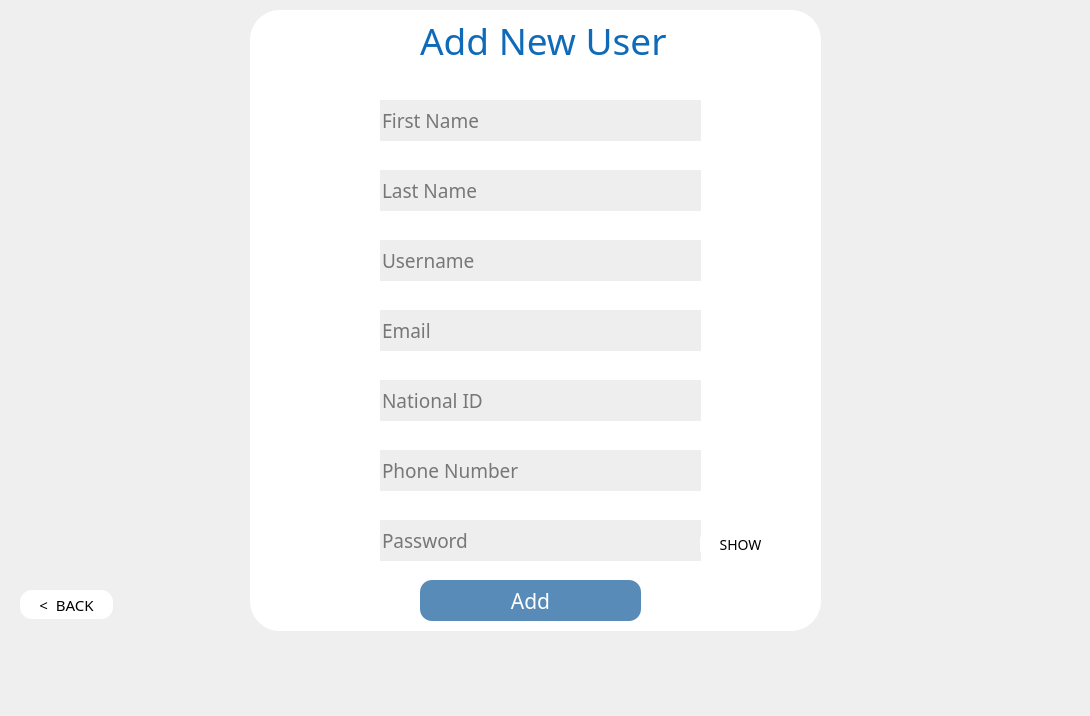
The window that wallet_proj_qt/simple_wallet/adduser.ui (Mahossam36/Smart-Wallet-System) describes before a commit, drawn with Qt 5.
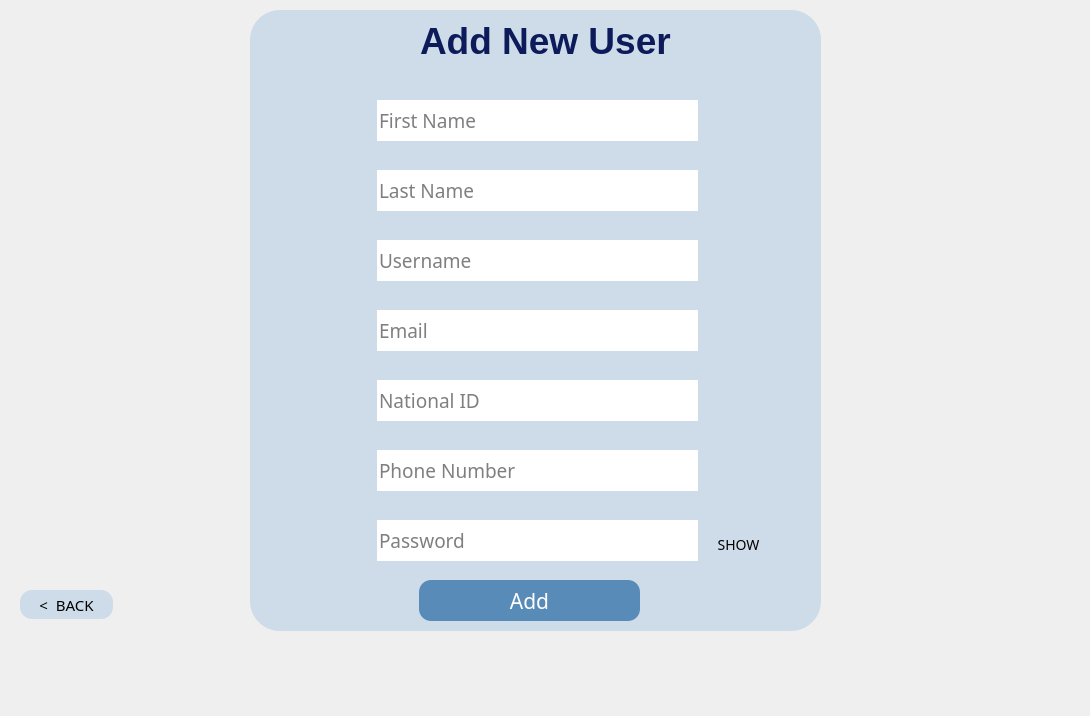
The same window after the commit. Icons and pictures are not drawn.

The edit to the form file:
```diff
--- a/wallet_proj_qt/simple_wallet/adduser.ui
+++ b/wallet_proj_qt/simple_wallet/adduser.ui
@@ -39,7 +39,7 @@
     </rect>
    </property>
    <property name="styleSheet">
-    <string notr="true">background-color: rgb(255, 255, 255);
+    <string notr="true">background-color: #cddce8;
 border-radius: 30px;         /* rounded corners */
     padding: 8px 16px;</string>
    </property>
@@ -50,7 +50,7 @@
   <widget class="QLineEdit" name="userName_add">
    <property name="geometry">
     <rect>
-     <x>380</x>
+     <x>377</x>
      <y>240</y>
      <width>321</width>
      <height>41</height>
@@ -59,28 +59,92 @@
    <property name="palette">
     <palette>
      <active>
+      <colorrole role="Button">
+       <brush brushstyle="SolidPattern">
+        <color alpha="255">
+         <red>255</red>
+         <green>255</green>
+         <blue>255</blue>
+        </color>
+       </brush>
+      </colorrole>
       <colorrole role="Base">
        <brush brushstyle="SolidPattern">
         <color alpha="255">
-         <red>238</red>
-         <green>238</green>
-         <blue>238</blue>
+         <red>255</red>
+         <green>255</green>
+         <blue>255</blue>
+        </color>
+       </brush>
+      </colorrole>
+      <colorrole role="Window">
+       <brush brushstyle="SolidPattern">
+        <color alpha="255">
+         <red>255</red>
+         <green>255</green>
+         <blue>255</blue>
         </color>
        </brush>
       </colorrole>
      </active>
      <inactive>
+      <colorrole role="Button">
+       <brush brushstyle="SolidPattern">
+        <color alpha="255">
+         <red>255</red>
+         <green>255</green>
+         <blue>255</blue>
+        </color>
+       </brush>
+      </colorrole>
       <colorrole role="Base">
        <brush brushstyle="SolidPattern">
         <color alpha="255">
-         <red>238</red>
-         <green>238</green>
-         <blue>238</blue>
+         <red>255</red>
+         <green>255</green>
+         <blue>255</blue>
+        </color>
+       </brush>
+      </colorrole>
+      <colorrole role="Window">
+       <brush brushstyle="SolidPattern">
+        <color alpha="255">
+         <red>255</red>
+         <green>255</green>
+         <blue>255</blue>
         </color>
        </brush>
       </colorrole>
      </inactive>
-     <disabled/>
+     <disabled>
+      <colorrole role="Button">
+       <brush brushstyle="SolidPattern">
+        <color alpha="255">
+         <red>255</red>
+         <green>255</green>
+         <blue>255</blue>
+        </color>
+       </brush>
+      </colorrole>
+      <colorrole role="Base">
+       <brush brushstyle="SolidPattern">
+        <color alpha="255">
+         <red>255</red>
+         <green>255</green>
+         <blue>255</blue>
+        </color>
+       </brush>
+      </colorrole>
+      <colorrole role="Window">
+       <brush brushstyle="SolidPattern">
+        <color alpha="255">
+         <red>255</red>
+         <green>255</green>
+         <blue>255</blue>
+        </color>
+       </brush>
+      </colorrole>
+     </disabled>
     </palette>
    </property>
    <property name="font">
@@ -90,6 +154,9 @@
      <bold>false</bold>
     </font>
    </property>
+   <property name="styleSheet">
+    <string notr="true">background-color:#ffffff</string>
+   </property>
    <property name="frame">
     <bool>false</bool>
    </property>
@@ -100,7 +167,7 @@
   <widget class="QLineEdit" name="firstName_add">
    <property name="geometry">
     <rect>
-     <x>380</x>
+     <x>377</x>
      <y>100</y>
      <width>321</width>
      <height>41</height>
@@ -109,28 +176,92 @@
    <property name="palette">
     <palette>
      <active>
+      <colorrole role="Button">
+       <brush brushstyle="SolidPattern">
+        <color alpha="255">
+         <red>255</red>
+         <green>255</green>
+         <blue>255</blue>
+        </color>
+       </brush>
+      </colorrole>
       <colorrole role="Base">
        <brush brushstyle="SolidPattern">
         <color alpha="255">
-         <red>238</red>
-         <green>238</green>
-         <blue>238</blue>
+         <red>255</red>
+         <green>255</green>
+         <blue>255</blue>
+        </color>
+       </brush>
+      </colorrole>
+      <colorrole role="Window">
+       <brush brushstyle="SolidPattern">
+        <color alpha="255">
+         <red>255</red>
+         <green>255</green>
+         <blue>255</blue>
         </color>
        </brush>
       </colorrole>
      </active>
      <inactive>
+      <colorrole role="Button">
+       <brush brushstyle="SolidPattern">
+        <color alpha="255">
+         <red>255</red>
+         <green>255</green>
+         <blue>255</blue>
+        </color>
+       </brush>
+      </colorrole>
       <colorrole role="Base">
        <brush brushstyle="SolidPattern">
         <color alpha="255">
-         <red>238</red>
-         <green>238</green>
-         <blue>238</blue>
+         <red>255</red>
+         <green>255</green>
+         <blue>255</blue>
+        </color>
+       </brush>
+      </colorrole>
+      <colorrole role="Window">
+       <brush brushstyle="SolidPattern">
+        <color alpha="255">
+         <red>255</red>
+         <green>255</green>
+         <blue>255</blue>
         </color>
        </brush>
       </colorrole>
      </inactive>
-     <disabled/>
+     <disabled>
+      <colorrole role="Button">
+       <brush brushstyle="SolidPattern">
+        <color alpha="255">
+         <red>255</red>
+         <green>255</green>
+         <blue>255</blue>
+        </color>
+       </brush>
+      </colorrole>
+      <colorrole role="Base">
+       <brush brushstyle="SolidPattern">
+        <color alpha="255">
+         <red>255</red>
+         <green>255</green>
+         <blue>255</blue>
+        </color>
+       </brush>
+      </colorrole>
+      <colorrole role="Window">
+       <brush brushstyle="SolidPattern">
+        <color alpha="255">
+         <red>255</red>
+         <green>255</green>
+         <blue>255</blue>
+        </color>
+       </brush>
+      </colorrole>
+     </disabled>
     </palette>
    </property>
    <property name="font">
@@ -140,6 +271,9 @@
      <bold>false</bold>
     </font>
    </property>
+   <property name="styleSheet">
+    <string notr="true">background-color:#ffffff</string>
+   </property>
    <property name="frame">
     <bool>false</bool>
    </property>
@@ -150,7 +284,7 @@
   <widget class="QLineEdit" name="email_add">
    <property name="geometry">
     <rect>
-     <x>380</x>
+     <x>377</x>
      <y>310</y>
      <width>321</width>
      <height>41</height>
@@ -159,28 +293,92 @@
    <property name="palette">
     <palette>
      <active>
+      <colorrole role="Button">
+       <brush brushstyle="SolidPattern">
+        <color alpha="255">
+         <red>255</red>
+         <green>255</green>
+         <blue>255</blue>
+        </color>
+       </brush>
+      </colorrole>
       <colorrole role="Base">
        <brush brushstyle="SolidPattern">
         <color alpha="255">
-         <red>238</red>
-         <green>238</green>
-         <blue>238</blue>
+         <red>255</red>
+         <green>255</green>
+         <blue>255</blue>
+        </color>
+       </brush>
+      </colorrole>
+      <colorrole role="Window">
+       <brush brushstyle="SolidPattern">
+        <color alpha="255">
+         <red>255</red>
+         <green>255</green>
+         <blue>255</blue>
         </color>
        </brush>
       </colorrole>
      </active>
      <inactive>
+      <colorrole role="Button">
+       <brush brushstyle="SolidPattern">
+        <color alpha="255">
+         <red>255</red>
+         <green>255</green>
+         <blue>255</blue>
+        </color>
+       </brush>
+      </colorrole>
       <colorrole role="Base">
        <brush brushstyle="SolidPattern">
         <color alpha="255">
-         <red>238</red>
-         <green>238</green>
-         <blue>238</blue>
+         <red>255</red>
+         <green>255</green>
+         <blue>255</blue>
+        </color>
+       </brush>
+      </colorrole>
+      <colorrole role="Window">
+       <brush brushstyle="SolidPattern">
+        <color alpha="255">
+         <red>255</red>
+         <green>255</green>
+         <blue>255</blue>
         </color>
        </brush>
       </colorrole>
      </inactive>
-     <disabled/>
+     <disabled>
+      <colorrole role="Button">
+       <brush brushstyle="SolidPattern">
+        <color alpha="255">
+         <red>255</red>
+         <green>255</green>
+         <blue>255</blue>
+        </color>
+       </brush>
+      </colorrole>
+      <colorrole role="Base">
+       <brush brushstyle="SolidPattern">
+        <color alpha="255">
+         <red>255</red>
+         <green>255</green>
+         <blue>255</blue>
+        </color>
+       </brush>
+      </colorrole>
+      <colorrole role="Window">
+       <brush brushstyle="SolidPattern">
+        <color alpha="255">
+         <red>255</red>
+         <green>255</green>
+         <blue>255</blue>
+        </color>
+       </brush>
+      </colorrole>
+     </disabled>
     </palette>
    </property>
    <property name="font">
@@ -189,6 +387,9 @@
      <pointsize>14</pointsize>
     </font>
    </property>
+   <property name="styleSheet">
+    <string notr="true">background-color:#ffffff</string>
+   </property>
    <property name="frame">
     <bool>false</bool>
    </property>
@@ -199,7 +400,7 @@
   <widget class="QLineEdit" name="password_add">
    <property name="geometry">
     <rect>
-     <x>380</x>
+     <x>377</x>
      <y>520</y>
      <width>321</width>
      <height>41</height>
@@ -208,28 +409,92 @@
    <property name="palette">
     <palette>
      <active>
+      <colorrole role="Button">
+       <brush brushstyle="SolidPattern">
+        <color alpha="255">
+         <red>255</red>
+         <green>255</green>
+         <blue>255</blue>
+        </color>
+       </brush>
+      </colorrole>
       <colorrole role="Base">
        <brush brushstyle="SolidPattern">
         <color alpha="255">
-         <red>238</red>
-         <green>238</green>
-         <blue>238</blue>
+         <red>255</red>
+         <green>255</green>
+         <blue>255</blue>
+        </color>
+       </brush>
+      </colorrole>
+      <colorrole role="Window">
+       <brush brushstyle="SolidPattern">
+        <color alpha="255">
+         <red>255</red>
+         <green>255</green>
+         <blue>255</blue>
         </color>
        </brush>
       </colorrole>
      </active>
      <inactive>
+      <colorrole role="Button">
+       <brush brushstyle="SolidPattern">
+        <color alpha="255">
+         <red>255</red>
+         <green>255</green>
+         <blue>255</blue>
+        </color>
+       </brush>
+      </colorrole>
       <colorrole role="Base">
        <brush brushstyle="SolidPattern">
         <color alpha="255">
-         <red>238</red>
-         <green>238</green>
-         <blue>238</blue>
+         <red>255</red>
+         <green>255</green>
+         <blue>255</blue>
+        </color>
+       </brush>
+      </colorrole>
+      <colorrole role="Window">
+       <brush brushstyle="SolidPattern">
+        <color alpha="255">
+         <red>255</red>
+         <green>255</green>
+         <blue>255</blue>
         </color>
        </brush>
       </colorrole>
      </inactive>
-     <disabled/>
+     <disabled>
+      <colorrole role="Button">
+       <brush brushstyle="SolidPattern">
+        <color alpha="255">
+         <red>255</red>
+         <green>255</green>
+         <blue>255</blue>
+        </color>
+       </brush>
+      </colorrole>
+      <colorrole role="Base">
+       <brush brushstyle="SolidPattern">
+        <color alpha="255">
+         <red>255</red>
+         <green>255</green>
+         <blue>255</blue>
+        </color>
+       </brush>
+      </colorrole>
+      <colorrole role="Window">
+       <brush brushstyle="SolidPattern">
+        <color alpha="255">
+         <red>255</red>
+         <green>255</green>
+         <blue>255</blue>
+        </color>
+       </brush>
+      </colorrole>
+     </disabled>
     </palette>
    </property>
    <property name="font">
@@ -239,6 +504,9 @@
      <bold>false</bold>
     </font>
    </property>
+   <property name="styleSheet">
+    <string notr="true">background-color:#ffffff</string>
+   </property>
    <property name="frame">
     <bool>false</bool>
    </property>
@@ -252,7 +520,7 @@
   <widget class="QLineEdit" name="id_add">
    <property name="geometry">
     <rect>
-     <x>380</x>
+     <x>377</x>
      <y>380</y>
      <width>321</width>
      <height>41</height>
@@ -261,28 +529,92 @@
    <property name="palette">
     <palette>
      <active>
+      <colorrole role="Button">
+       <brush brushstyle="SolidPattern">
+        <color alpha="255">
+         <red>255</red>
+         <green>255</green>
+         <blue>255</blue>
+        </color>
+       </brush>
+      </colorrole>
       <colorrole role="Base">
        <brush brushstyle="SolidPattern">
         <color alpha="255">
-         <red>238</red>
-         <green>238</green>
-         <blue>238</blue>
+         <red>255</red>
+         <green>255</green>
+         <blue>255</blue>
+        </color>
+       </brush>
+      </colorrole>
+      <colorrole role="Window">
+       <brush brushstyle="SolidPattern">
+        <color alpha="255">
+         <red>255</red>
+         <green>255</green>
+         <blue>255</blue>
         </color>
        </brush>
       </colorrole>
      </active>
      <inactive>
+      <colorrole role="Button">
+       <brush brushstyle="SolidPattern">
+        <color alpha="255">
+         <red>255</red>
+         <green>255</green>
+         <blue>255</blue>
+        </color>
+       </brush>
+      </colorrole>
       <colorrole role="Base">
        <brush brushstyle="SolidPattern">
         <color alpha="255">
-         <red>238</red>
-         <green>238</green>
-         <blue>238</blue>
+         <red>255</red>
+         <green>255</green>
+         <blue>255</blue>
+        </color>
+       </brush>
+      </colorrole>
+      <colorrole role="Window">
+       <brush brushstyle="SolidPattern">
+        <color alpha="255">
+         <red>255</red>
+         <green>255</green>
+         <blue>255</blue>
         </color>
        </brush>
       </colorrole>
      </inactive>
-     <disabled/>
+     <disabled>
+      <colorrole role="Button">
+       <brush brushstyle="SolidPattern">
+        <color alpha="255">
+         <red>255</red>
+         <green>255</green>
+         <blue>255</blue>
+        </color>
+       </brush>
+      </colorrole>
+      <colorrole role="Base">
+       <brush brushstyle="SolidPattern">
+        <color alpha="255">
+         <red>255</red>
+         <green>255</green>
+         <blue>255</blue>
+        </color>
+       </brush>
+      </colorrole>
+      <colorrole role="Window">
+       <brush brushstyle="SolidPattern">
+        <color alpha="255">
+         <red>255</red>
+         <green>255</green>
+         <blue>255</blue>
+        </color>
+       </brush>
+      </colorrole>
+     </disabled>
     </palette>
    </property>
    <property name="font">
@@ -292,6 +624,9 @@
      <bold>false</bold>
     </font>
    </property>
+   <property name="styleSheet">
+    <string notr="true">background-color:#ffffff</string>
+   </property>
    <property name="frame">
     <bool>false</bool>
    </property>
@@ -302,7 +637,7 @@
   <widget class="QPushButton" name="showButton_add">
    <property name="geometry">
     <rect>
-     <x>700</x>
+     <x>698</x>
      <y>530</y>
      <width>81</width>
      <height>29</height>
@@ -317,7 +652,7 @@
    </property>
    <property name="styleSheet">
     <string notr="true">QPushButton {
-    background-color: #ffffff;   /* dark blue */
+    background-color: #cddce8;   /* dark blue */
     color: black;
     border: none;                /* no border line */
     border-radius: 10px;         /* rounded corners */
@@ -336,7 +671,7 @@
   <widget class="QLineEdit" name="lastName_add">
    <property name="geometry">
     <rect>
-     <x>380</x>
+     <x>377</x>
      <y>170</y>
      <width>321</width>
      <height>41</height>
@@ -345,28 +680,92 @@
    <property name="palette">
     <palette>
      <active>
+      <colorrole role="Button">
+       <brush brushstyle="SolidPattern">
+        <color alpha="255">
+         <red>255</red>
+         <green>255</green>
+         <blue>255</blue>
+        </color>
+       </brush>
+      </colorrole>
       <colorrole role="Base">
        <brush brushstyle="SolidPattern">
         <color alpha="255">
-         <red>238</red>
-         <green>238</green>
-         <blue>238</blue>
+         <red>255</red>
+         <green>255</green>
+         <blue>255</blue>
+        </color>
+       </brush>
+      </colorrole>
+      <colorrole role="Window">
+       <brush brushstyle="SolidPattern">
+        <color alpha="255">
+         <red>255</red>
+         <green>255</green>
+         <blue>255</blue>
         </color>
        </brush>
       </colorrole>
      </active>
      <inactive>
+      <colorrole role="Button">
+       <brush brushstyle="SolidPattern">
+        <color alpha="255">
+         <red>255</red>
+         <green>255</green>
+         <blue>255</blue>
+        </color>
+       </brush>
+      </colorrole>
       <colorrole role="Base">
        <brush brushstyle="SolidPattern">
         <color alpha="255">
-         <red>238</red>
-         <green>238</green>
-         <blue>238</blue>
+         <red>255</red>
+         <green>255</green>
+         <blue>255</blue>
+        </color>
+       </brush>
+      </colorrole>
+      <colorrole role="Window">
+       <brush brushstyle="SolidPattern">
+        <color alpha="255">
+         <red>255</red>
+         <green>255</green>
+         <blue>255</blue>
         </color>
        </brush>
       </colorrole>
      </inactive>
-     <disabled/>
+     <disabled>
+      <colorrole role="Button">
+       <brush brushstyle="SolidPattern">
+        <color alpha="255">
+         <red>255</red>
+         <green>255</green>
+         <blue>255</blue>
+        </color>
+       </brush>
+      </colorrole>
+      <colorrole role="Base">
+       <brush brushstyle="SolidPattern">
+        <color alpha="255">
+         <red>255</red>
+         <green>255</green>
+         <blue>255</blue>
+        </color>
+       </brush>
+      </colorrole>
+      <colorrole role="Window">
+       <brush brushstyle="SolidPattern">
+        <color alpha="255">
+         <red>255</red>
+         <green>255</green>
+         <blue>255</blue>
+        </color>
+       </brush>
+      </colorrole>
+     </disabled>
     </palette>
    </property>
    <property name="font">
@@ -376,6 +775,9 @@
      <bold>false</bold>
     </font>
    </property>
+   <property name="styleSheet">
+    <string notr="true">background-color:#ffffff</string>
+   </property>
    <property name="frame">
     <bool>false</bool>
    </property>
@@ -386,7 +788,7 @@
   <widget class="QLineEdit" name="phoneNum_add">
    <property name="geometry">
     <rect>
-     <x>380</x>
+     <x>377</x>
      <y>450</y>
      <width>321</width>
      <height>41</height>
@@ -395,28 +797,92 @@
    <property name="palette">
     <palette>
      <active>
+      <colorrole role="Button">
+       <brush brushstyle="SolidPattern">
+        <color alpha="255">
+         <red>255</red>
+         <green>255</green>
+         <blue>255</blue>
+        </color>
+       </brush>
+      </colorrole>
       <colorrole role="Base">
        <brush brushstyle="SolidPattern">
         <color alpha="255">
-         <red>238</red>
-         <green>238</green>
-         <blue>238</blue>
+         <red>255</red>
+         <green>255</green>
+         <blue>255</blue>
+        </color>
+       </brush>
+      </colorrole>
+      <colorrole role="Window">
+       <brush brushstyle="SolidPattern">
+        <color alpha="255">
+         <red>255</red>
+         <green>255</green>
+         <blue>255</blue>
         </color>
        </brush>
       </colorrole>
      </active>
      <inactive>
+      <colorrole role="Button">
+       <brush brushstyle="SolidPattern">
+        <color alpha="255">
+         <red>255</red>
+         <green>255</green>
+         <blue>255</blue>
+        </color>
+       </brush>
+      </colorrole>
       <colorrole role="Base">
        <brush brushstyle="SolidPattern">
         <color alpha="255">
-         <red>238</red>
-         <green>238</green>
-         <blue>238</blue>
+         <red>255</red>
+         <green>255</green>
+         <blue>255</blue>
+        </color>
+       </brush>
+      </colorrole>
+      <colorrole role="Window">
+       <brush brushstyle="SolidPattern">
+        <color alpha="255">
+         <red>255</red>
+         <green>255</green>
+         <blue>255</blue>
         </color>
        </brush>
       </colorrole>
      </inactive>
-     <disabled/>
+     <disabled>
+      <colorrole role="Button">
+       <brush brushstyle="SolidPattern">
+        <color alpha="255">
+         <red>255</red>
+         <green>255</green>
+         <blue>255</blue>
+        </color>
+       </brush>
+      </colorrole>
+      <colorrole role="Base">
+       <brush brushstyle="SolidPattern">
+        <color alpha="255">
+         <red>255</red>
+         <green>255</green>
+         <blue>255</blue>
+        </color>
+       </brush>
+      </colorrole>
+      <colorrole role="Window">
+       <brush brushstyle="SolidPattern">
+        <color alpha="255">
+         <red>255</red>
+         <green>255</green>
+         <blue>255</blue>
+        </color>
+       </brush>
+      </colorrole>
+     </disabled>
     </palette>
    </property>
    <property name="font">
@@ -426,6 +892,9 @@
      <bold>false</bold>
     </font>
    </property>
+   <property name="styleSheet">
+    <string notr="true">background-color:#ffffff</string>
+   </property>
    <property name="frame">
     <bool>false</bool>
    </property>
@@ -438,7 +907,7 @@
     <rect>
      <x>420</x>
      <y>0</y>
-     <width>311</width>
+     <width>321</width>
      <height>81</height>
     </rect>
    </property>
@@ -463,6 +932,24 @@
         </color>
        </brush>
       </colorrole>
+      <colorrole role="ButtonText">
+       <brush brushstyle="SolidPattern">
+        <color alpha="255">
+         <red>13</red>
+         <green>27</green>
+         <blue>90</blue>
+        </color>
+       </brush>
+      </colorrole>
+      <colorrole role="PlaceholderText">
+       <brush brushstyle="SolidPattern">
+        <color alpha="128">
+         <red>13</red>
+         <green>27</green>
+         <blue>90</blue>
+        </color>
+       </brush>
+      </colorrole>
      </active>
      <inactive>
       <colorrole role="WindowText">
@@ -483,17 +970,75 @@
         </color>
        </brush>
       </colorrole>
+      <colorrole role="ButtonText">
+       <brush brushstyle="SolidPattern">
+        <color alpha="255">
+         <red>13</red>
+         <green>27</green>
+         <blue>90</blue>
+        </color>
+       </brush>
+      </colorrole>
+      <colorrole role="PlaceholderText">
+       <brush brushstyle="SolidPattern">
+        <color alpha="128">
+         <red>13</red>
+         <green>27</green>
+         <blue>90</blue>
+        </color>
+       </brush>
+      </colorrole>
      </inactive>
-     <disabled/>
+     <disabled>
+      <colorrole role="WindowText">
+       <brush brushstyle="SolidPattern">
+        <color alpha="255">
+         <red>13</red>
+         <green>27</green>
+         <blue>90</blue>
+        </color>
+       </brush>
+      </colorrole>
+      <colorrole role="Text">
+       <brush brushstyle="SolidPattern">
+        <color alpha="255">
+         <red>13</red>
+         <green>27</green>
+         <blue>90</blue>
+        </color>
+       </brush>
+      </colorrole>
+      <colorrole role="ButtonText">
+       <brush brushstyle="SolidPattern">
+        <color alpha="255">
+         <red>13</red>
+         <green>27</green>
+         <blue>90</blue>
+        </color>
+       </brush>
+      </colorrole>
+      <colorrole role="PlaceholderText">
+       <brush brushstyle="SolidPattern">
+        <color alpha="128">
+         <red>13</red>
+         <green>27</green>
+         <blue>90</blue>
+        </color>
+       </brush>
+      </colorrole>
+     </disabled>
     </palette>
    </property>
    <property name="font">
     <font>
-     <family>Arial Unicode MS</family>
+     <family>Segoe UI</family>
      <pointsize>28</pointsize>
-     <bold>false</bold>
+     <bold>true</bold>
     </font>
    </property>
+   <property name="styleSheet">
+    <string notr="true">color:#0D1B5A</string>
+   </property>
    <property name="text">
     <string>Add New User</string>
    </property>
@@ -501,7 +1046,7 @@
   <widget class="QPushButton" name="addNewButton">
    <property name="geometry">
     <rect>
-     <x>420</x>
+     <x>419</x>
      <y>580</y>
      <width>221</width>
      <height>41</height>
@@ -550,7 +1095,7 @@
    </property>
    <property name="styleSheet">
     <string notr="true">QPushButton {
-    background-color: #ffffff;   /* dark blue */
+    background-color: #cddce8;   /* dark blue */
     color: black;
     border: none;                /* no border line */
     border-radius: 12px;         /* rounded corners */
@@ -558,7 +1103,9 @@
     font-size: 15px;
     background-image: none;      /* no image */
 }
-</string>
+QPushButton:hover {
+    background-color: #598bb8;   /* darker on hover */
+}</string>
    </property>
    <property name="text">
     <string>&lt;  BACK</string>
```
